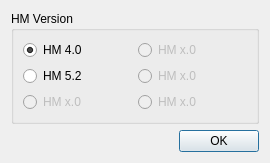
Qt form analyzer/appgui/bitstreamversionselector.ui (lheric/GitlHEVCAnalyzer) before a commit.
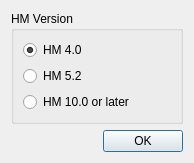
The same form after that commit.

```diff
--- a/analyzer/appgui/bitstreamversionselector.ui
+++ b/analyzer/appgui/bitstreamversionselector.ui
@@ -6,7 +6,7 @@
    <rect>
     <x>0</x>
     <y>0</y>
-    <width>270</width>
+    <width>194</width>
     <height>152</height>
    </rect>
   </property>
@@ -47,44 +47,10 @@
           <item>
            <widget class="QRadioButton" name="radioButton_3">
             <property name="enabled">
-             <bool>false</bool>
+             <bool>true</bool>
             </property>
             <property name="text">
-             <string>HM x.0</string>
-            </property>
-           </widget>
-          </item>
-         </layout>
-        </item>
-        <item>
-         <layout class="QVBoxLayout" name="verticalLayout_3">
-          <item>
-           <widget class="QRadioButton" name="versionx">
-            <property name="enabled">
-             <bool>false</bool>
-            </property>
-            <property name="text">
-             <string>HM x.0</string>
-            </property>
-           </widget>
-          </item>
-          <item>
-           <widget class="QRadioButton" name="radioButton_6">
-            <property name="enabled">
-             <bool>false</bool>
-            </property>
-            <property name="text">
-             <string>HM x.0</string>
-            </property>
-           </widget>
-          </item>
-          <item>
-           <widget class="QRadioButton" name="radioButton_2">
-            <property name="enabled">
-             <bool>false</bool>
-            </property>
-            <property name="text">
-             <string>HM x.0</string>
+             <string>HM 10.0 or later</string>
             </property>
            </widget>
           </item>
```
Left out of the diff: 4 changed lines with no effect on the pictures.
